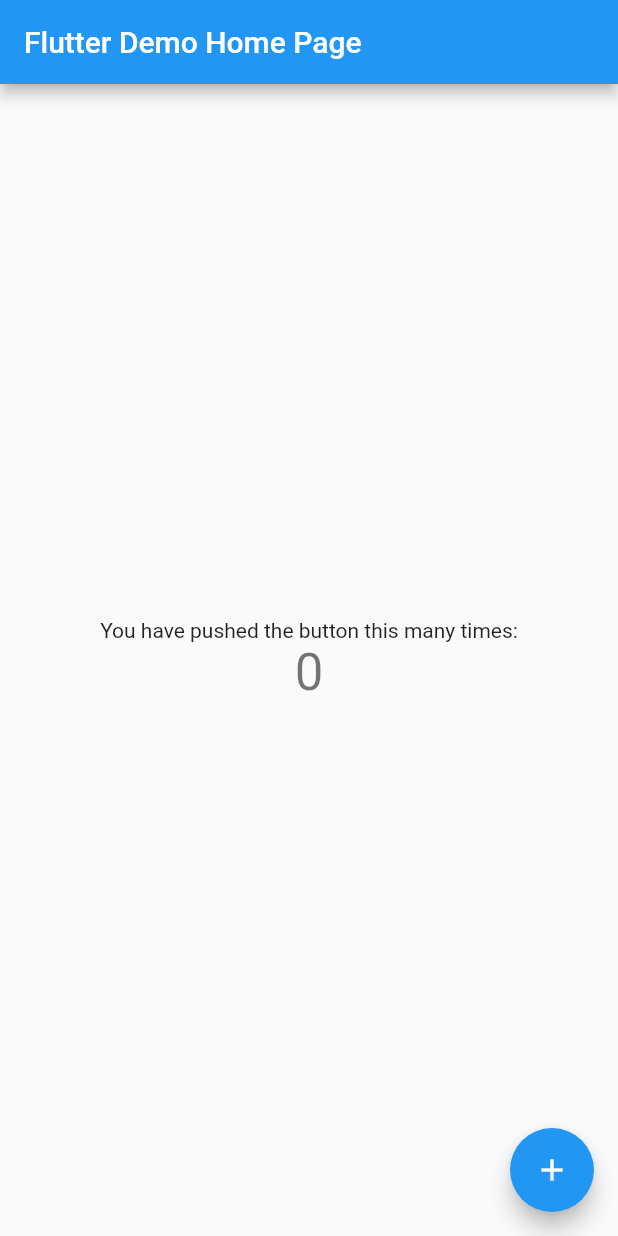
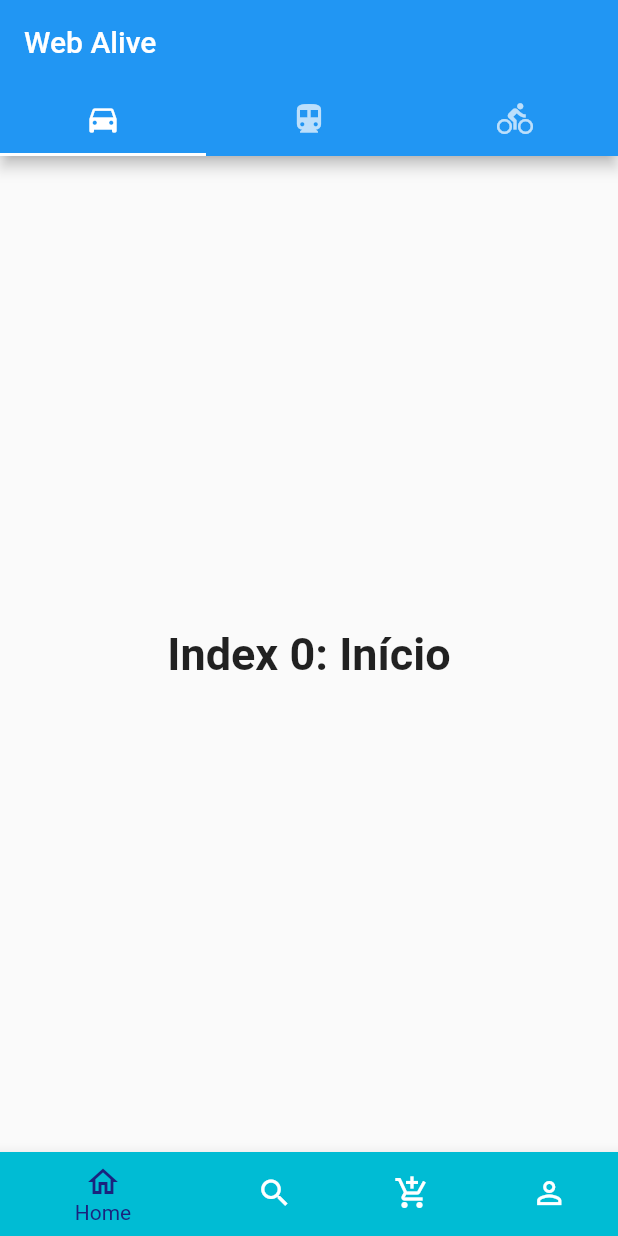
Before and after one commit to lucasti-cba/webalive-flutter, a Flutter app: the screen it shows after launch, on a phone screen of 412 x 824 dp. Run offline on Flutter 3.47's test engine with Material 2 defaults, Android fonts, the phone set to English and light mode, and no system bars.

```diff
--- a/lib/main.dart
+++ b/lib/main.dart
@@ -1,115 +1,111 @@
 import 'package:flutter/material.dart';
+import 'package:webalive/login.dart';
+// ignore: unused_import
+import 'login/login.dart';
 
-void main() {
-  runApp(const MyApp());
-}
+void main() => runApp(const MyApp());
 
+/// This is the main application widget.
 class MyApp extends StatelessWidget {
   const MyApp({Key? key}) : super(key: key);
 
-  // This widget is the root of your application.
+  static const String _title = 'Flutter Code Sample';
+
   @override
   Widget build(BuildContext context) {
-    return MaterialApp(
-      title: 'Flutter Demo',
-      theme: ThemeData(
-        // This is the theme of your application.
-        //
-        // Try running your application with "flutter run". You'll see the
-        // application has a blue toolbar. Then, without quitting the app, try
-        // changing the primarySwatch below to Colors.green and then invoke
-        // "hot reload" (press "r" in the console where you ran "flutter run",
-        // or simply save your changes to "hot reload" in a Flutter IDE).
-        // Notice that the counter didn't reset back to zero; the application
-        // is not restarted.
-        primarySwatch: Colors.blue,
-      ),
-      home: const MyHomePage(title: 'Flutter Demo Home Page'),
+    return const MaterialApp(
+      title: _title,
+      home: MyStatefulWidget(),
     );
   }
 }
 
-class MyHomePage extends StatefulWidget {
-  const MyHomePage({Key? key, required this.title}) : super(key: key);
-
-  // This widget is the home page of your application. It is stateful, meaning
-  // that it has a State object (defined below) that contains fields that affect
-  // how it looks.
-
-  // This class is the configuration for the state. It holds the values (in this
-  // case the title) provided by the parent (in this case the App widget) and
-  // used by the build method of the State. Fields in a Widget subclass are
-  // always marked "final".
-
-  final String title;
+/// This is the stateful widget that the main application instantiates.
+class MyStatefulWidget extends StatefulWidget {
+  const MyStatefulWidget({Key? key}) : super(key: key);
 
   @override
-  State<MyHomePage> createState() => _MyHomePageState();
+  State<MyStatefulWidget> createState() => _MyStatefulWidgetState();
 }
 
-class _MyHomePageState extends State<MyHomePage> {
-  int _counter = 0;
+/// This is the private State class that goes with MyStatefulWidget.
+class _MyStatefulWidgetState extends State<MyStatefulWidget> {
+  int _selectedIndex = 0;
+  static const TextStyle optionStyle =
+      TextStyle(fontSize: 30, fontWeight: FontWeight.bold);
+  static const List<Widget> _widgetOptions = <Widget>[
+    Text(
+      'Index 0: Início',
+      style: optionStyle,
+    ),
+    Text(
+      'Index 1: Busca',
+      style: optionStyle,
+    ),
+    Text(
+      'Index 2: Shop',
+      style: optionStyle,
+    ),
+    Text(
+      'Index 3: Perfil',
+      style: optionStyle,
+    ),
+  ];
 
-  void _incrementCounter() {
+  void _onItemTapped(int index) {
     setState(() {
-      // This call to setState tells the Flutter framework that something has
-      // changed in this State, which causes it to rerun the build method below
-      // so that the display can reflect the updated values. If we changed
-      // _counter without calling setState(), then the build method would not be
-      // called again, and so nothing would appear to happen.
-      _counter++;
+      _selectedIndex = index;
     });
   }
 
   @override
   Widget build(BuildContext context) {
-    // This method is rerun every time setState is called, for instance as done
-    // by the _incrementCounter method above.
-    //
-    // The Flutter framework has been optimized to make rerunning build methods
-    // fast, so that you can just rebuild anything that needs updating rather
-    // than having to individually change instances of widgets.
-    return Scaffold(
-      appBar: AppBar(
-        // Here we take the value from the MyHomePage object that was created by
-        // the App.build method, and use it to set our appbar title.
-        title: Text(widget.title),
-      ),
-      body: Center(
-        // Center is a layout widget. It takes a single child and positions it
-        // in the middle of the parent.
-        child: Column(
-          // Column is also a layout widget. It takes a list of children and
-          // arranges them vertically. By default, it sizes itself to fit its
-          // children horizontally, and tries to be as tall as its parent.
-          //
-          // Invoke "debug painting" (press "p" in the console, choose the
-          // "Toggle Debug Paint" action from the Flutter Inspector in Android
-          // Studio, or the "Toggle Debug Paint" command in Visual Studio Code)
-          // to see the wireframe for each widget.
-          //
-          // Column has various properties to control how it sizes itself and
-          // how it positions its children. Here we use mainAxisAlignment to
-          // center the children vertically; the main axis here is the vertical
-          // axis because Columns are vertical (the cross axis would be
-          // horizontal).
-          mainAxisAlignment: MainAxisAlignment.center,
-          children: <Widget>[
-            const Text(
-              'You have pushed the button this many times:',
+    return MaterialApp(
+      home: DefaultTabController(
+        length: 3,
+        child: Scaffold(
+          appBar: AppBar(
+            bottom: const TabBar(
+              tabs: [
+                Tab(icon: Icon(Icons.directions_car)),
+                Tab(icon: Icon(Icons.directions_transit)),
+                Tab(icon: Icon(Icons.directions_bike)),
+              ],
             ),
-            Text(
-              '$_counter',
-              style: Theme.of(context).textTheme.headline4,
-            ),
-          ],
+            title: const Text('Web Alive'),
+          ),
+          body: Center(
+            child: _widgetOptions.elementAt(_selectedIndex),
+          ),
+          bottomNavigationBar: BottomNavigationBar(
+            items: const <BottomNavigationBarItem>[
+              BottomNavigationBarItem(
+                icon: Icon(Icons.home_outlined),
+                label: 'Home',
+                backgroundColor: Colors.cyan,
+              ),
+              BottomNavigationBarItem(
+                icon: Icon(Icons.search_outlined),
+                label: 'Business',
+                backgroundColor: Colors.lightBlue,
+              ),
+              BottomNavigationBarItem(
+                icon: Icon(Icons.add_shopping_cart_outlined),
+                label: 'Pedidos',
+                backgroundColor: Colors.teal,
+              ),
+              BottomNavigationBarItem(
+                icon: Icon(Icons.person_outline),
+                label: 'Perfil',
+                backgroundColor: Colors.indigo,
+              ),
+            ],
+            currentIndex: _selectedIndex,
+            selectedItemColor: Colors.indigo[900],
+            onTap: _onItemTapped,
+          ),
         ),
       ),
-      floatingActionButton: FloatingActionButton(
-        onPressed: _incrementCounter,
-        tooltip: 'Increment',
-        child: const Icon(Icons.add),
-      ), // This trailing comma makes auto-formatting nicer for build methods.
     );
   }
 }
--- a/pubspec.yaml
+++ b/pubspec.yaml
@@ -34,6 +34,7 @@ dependencies:
   # The following adds the Cupertino Icons font to your application.
   # Use with the CupertinoIcons class for iOS style icons.
   cupertino_icons: ^1.0.2
+  http: ^0.13.4
 
 dev_dependencies:
   flutter_test:
```
Also changed, not shown: lib/login.dart (added, +23 -0 lines), lib/login/login.dart (added, +42 -0 lines), lib/resposta.dart (added, +22 -0 lines), pubspec.lock.
